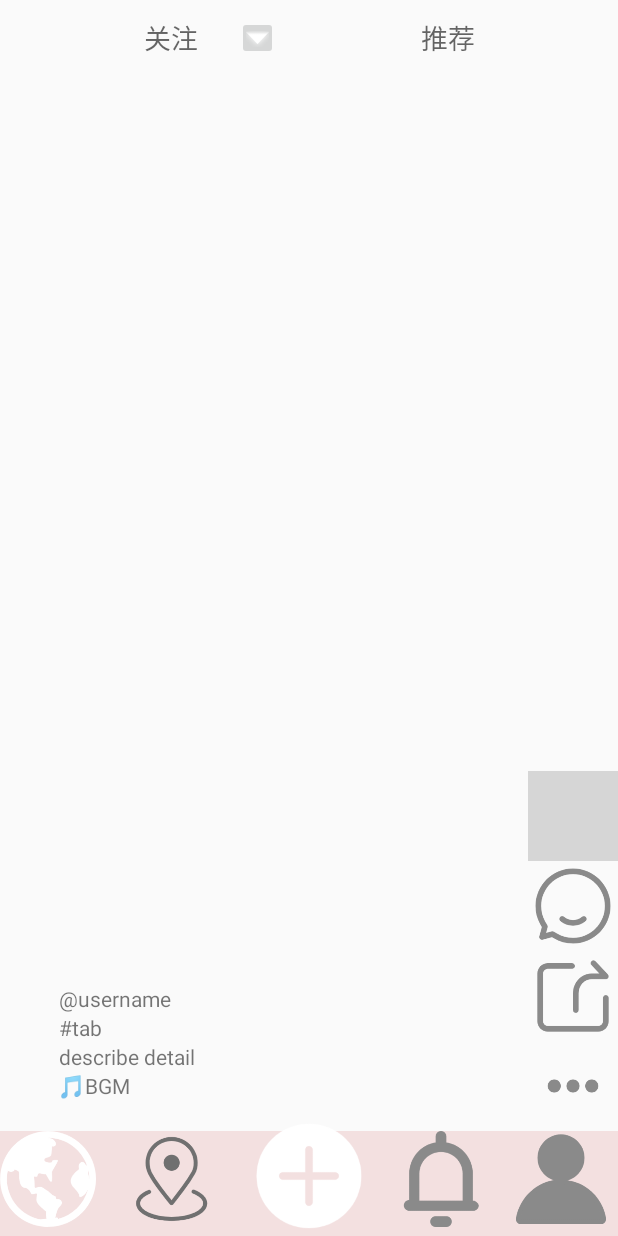
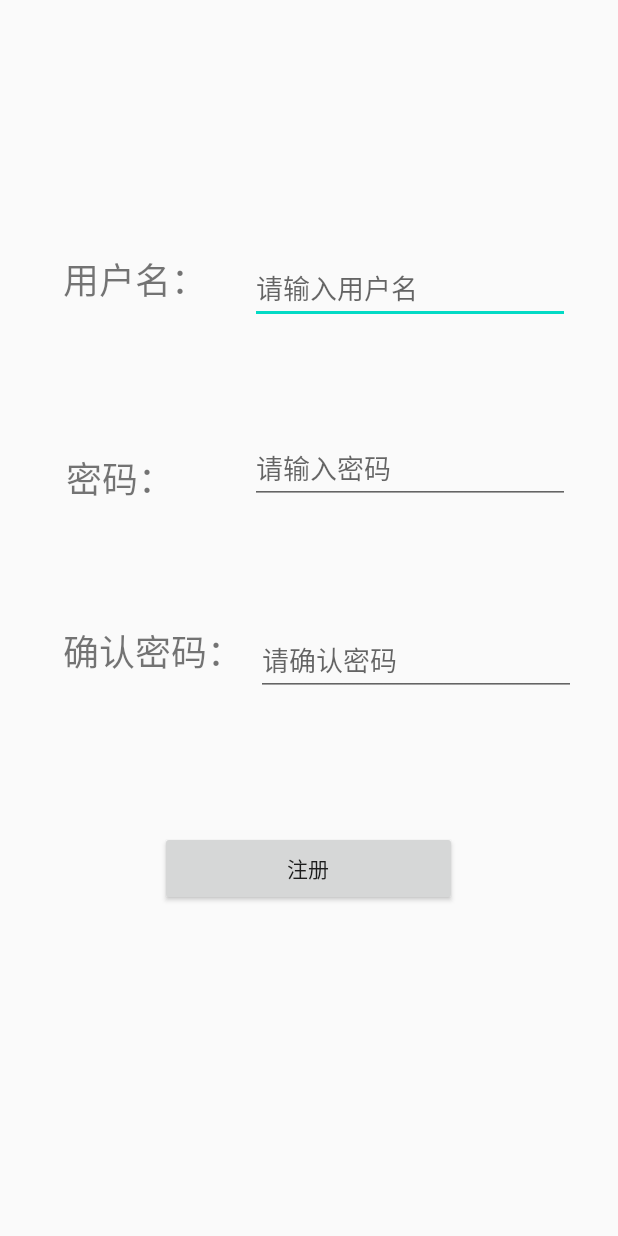
Before and after one commit to Super-Lucky-Lotus/UI2, an Android app: the screen it shows after launch (MainActivity before the commit, RegisterActivity after it), after a tap on "注册", on a phone screen of 412 x 824 dp. Run offline under Robolectric (Android 15) with nearby library versions, the phone set to English and light mode, and no system bars; grey boxes are pictures that could not be loaded.

Commit message:
添加注册界面且注册完毕返回登陆界面

```diff
--- a/app/src/main/AndroidManifest.xml
+++ b/app/src/main/AndroidManifest.xml
@@ -9,13 +9,8 @@
         android:roundIcon="@mipmap/ic_launcher_round"
         android:supportsRtl="true"
         android:theme="@style/AppTheme">
-        <activity
-            android:name=".LoginActivity"
-            android:label="@string/title_activity_login"
-            android:theme="@style/AppTheme.NoActionBar"></activity>
-        <activity
-            android:name=".ShootActivity"
-            android:theme="@style/AppTheme.NoActionBar" />
+        <activity android:name=".ShootActivity"
+            android:theme="@style/AppTheme.NoActionBar"/>
         <activity
             android:name=".SettingActivity"
             android:theme="@style/AppTheme.NoActionBar" />
@@ -31,6 +26,12 @@
         <activity
             android:name=".MainActivity"
             android:theme="@style/AppTheme.NoActionBar" />
+        <activity
+            android:name=".LoginActivity"
+            android:theme="@style/AppTheme.NoActionBar" />
+        <activity
+            android:name=".RegisterActivity"
+            android:theme="@style/AppTheme.NoActionBar" />
     </application>
 
 </manifest>
--- a/app/src/main/java/com/example/superluckylotus/LoginActivity.java
+++ b/app/src/main/java/com/example/superluckylotus/LoginActivity.java
@@ -44,7 +44,7 @@ public class LoginActivity extends AppCompatActivity {
                     intent = new Intent(LoginActivity.this,MainActivity.class);
                     break;
                 case R.id.btn_reg://MainActivity要改成reg的act
-                    intent = new Intent(LoginActivity.this,MainActivity.class);
+                    intent = new Intent(LoginActivity.this,RegisterActivity.class);
                     break;
                 case R.id.btn_skip:
                     intent = new Intent(LoginActivity.this,MainActivity.class);
--- /dev/null
+++ b/app/src/main/java/com/example/superluckylotus/RegisterActivity.java
@@ -0,0 +1,40 @@
+package com.example.superluckylotus;
+
+import androidx.appcompat.app.AppCompatActivity;
+
+import android.content.Intent;
+import android.os.Bundle;
+import android.view.View;
+import android.widget.Button;
+
+public class RegisterActivity extends AppCompatActivity {
+
+    Button mRegister;
+
+    @Override
+    protected void onCreate(Bundle savedInstanceState) {
+        super.onCreate(savedInstanceState);
+        setContentView(R.layout.activity_register);
+        mRegister=(Button)findViewById(R.id.btn_register);
+        setListeners();
+
+    }
+    private void setListeners(){
+        RegisterActivity.OnClick onClick = new RegisterActivity.OnClick();
+        mRegister.setOnClickListener(onClick);
+    }
+
+    private class OnClick implements View.OnClickListener{
+        @Override
+        public void onClick(View v){
+            Intent intent = null;
+            switch (v.getId()){
+                case R.id.
+                        btn_register:
+                    intent = new Intent(RegisterActivity.this,LoginActivity.class);
+                    break;
+            }
+            startActivity(intent);
+        }
+    }
+}
--- /dev/null
+++ b/app/src/main/res/layout/activity_register.xml
@@ -0,0 +1,99 @@
+<?xml version="1.0" encoding="utf-8"?>
+<androidx.constraintlayout.widget.ConstraintLayout xmlns:android="http://schemas.android.com/apk/res/android"
+    xmlns:app="http://schemas.android.com/apk/res-auto"
+    xmlns:tools="http://schemas.android.com/tools"
+    android:layout_width="match_parent"
+    android:layout_height="match_parent"
+    tools:context=".RegisterActivity">
+
+    <EditText
+        android:id="@+id/editTextTextPersonName"
+        android:layout_width="wrap_content"
+        android:layout_height="wrap_content"
+        android:layout_marginTop="168dp"
+        android:layout_marginEnd="32dp"
+        android:layout_marginRight="32dp"
+        android:ems="10"
+        android:hint="请输入用户名"
+        android:inputType="textPersonName"
+        app:layout_constraintEnd_toEndOf="parent"
+        app:layout_constraintTop_toTopOf="parent" />
+
+    <TextView
+        android:id="@+id/textView9"
+        android:layout_width="wrap_content"
+        android:layout_height="wrap_content"
+        android:layout_marginStart="24dp"
+        android:layout_marginLeft="24dp"
+        android:layout_marginBottom="372dp"
+        android:text="确认密码："
+        android:textSize="24sp"
+        app:layout_constraintBottom_toBottomOf="parent"
+        app:layout_constraintEnd_toStartOf="@+id/editTextTextPassword2"
+        app:layout_constraintHorizontal_bias="0.666"
+        app:layout_constraintStart_toStartOf="parent" />
+
+    <TextView
+        android:id="@+id/textView4"
+        android:layout_width="wrap_content"
+        android:layout_height="wrap_content"
+        android:layout_marginStart="44dp"
+        android:layout_marginLeft="44dp"
+        android:text="密码："
+        android:textSize="24sp"
+        app:layout_constraintBottom_toTopOf="@+id/textView9"
+        app:layout_constraintStart_toStartOf="parent"
+        app:layout_constraintTop_toBottomOf="@+id/textView3"
+        app:layout_constraintVertical_bias="0.549" />
+
+    <TextView
+        android:id="@+id/textView3"
+        android:layout_width="wrap_content"
+        android:layout_height="wrap_content"
+        android:layout_marginTop="168dp"
+        android:text="用户名："
+        android:textSize="24sp"
+        app:layout_constraintEnd_toStartOf="@+id/editTextTextPersonName"
+        app:layout_constraintHorizontal_bias="0.594"
+        app:layout_constraintStart_toStartOf="parent"
+        app:layout_constraintTop_toTopOf="parent" />
+
+    <EditText
+        android:id="@+id/editTextTextPassword2"
+        android:layout_width="wrap_content"
+        android:layout_height="wrap_content"
+        android:layout_marginEnd="28dp"
+        android:layout_marginRight="28dp"
+        android:layout_marginBottom="360dp"
+        android:ems="10"
+        android:hint="请确认密码"
+        android:inputType="textPassword"
+        app:layout_constraintBottom_toBottomOf="parent"
+        app:layout_constraintEnd_toEndOf="parent" />
+
+    <EditText
+        android:id="@+id/editTextTextPassword"
+        android:layout_width="wrap_content"
+        android:layout_height="wrap_content"
+        android:layout_marginEnd="32dp"
+        android:layout_marginRight="32dp"
+        android:ems="10"
+        android:hint="请输入密码"
+        android:inputType="textPassword"
+        app:layout_constraintBottom_toTopOf="@+id/editTextTextPassword2"
+        app:layout_constraintEnd_toEndOf="parent"
+        app:layout_constraintTop_toBottomOf="@+id/editTextTextPersonName"
+        app:layout_constraintVertical_bias="0.472" />
+
+    <Button
+        android:id="@+id/btn_register"
+        android:layout_width="198dp"
+        android:layout_height="50dp"
+        android:layout_marginBottom="220dp"
+        android:text="注册"
+        app:layout_constraintBottom_toBottomOf="parent"
+        app:layout_constraintEnd_toEndOf="parent"
+        app:layout_constraintHorizontal_bias="0.497"
+        app:layout_constraintStart_toStartOf="parent" />
+
+</androidx.constraintlayout.widget.ConstraintLayout>
```
